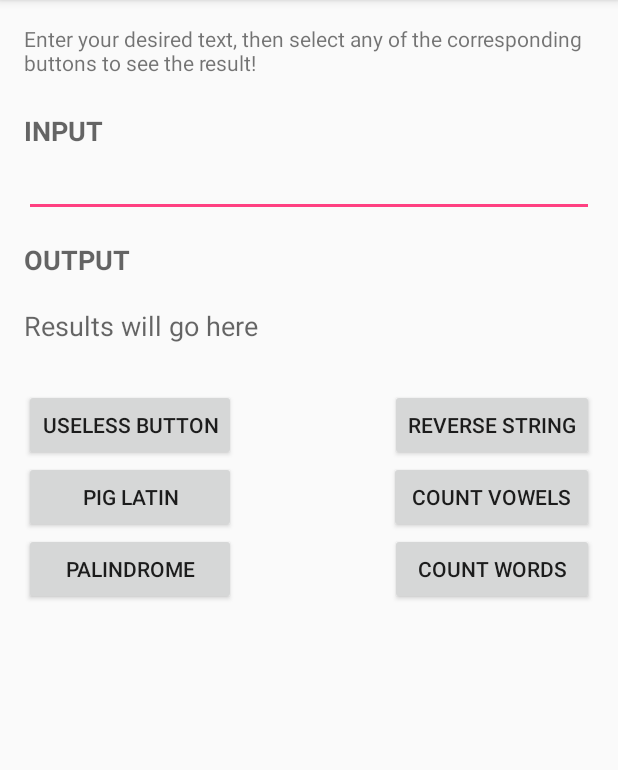
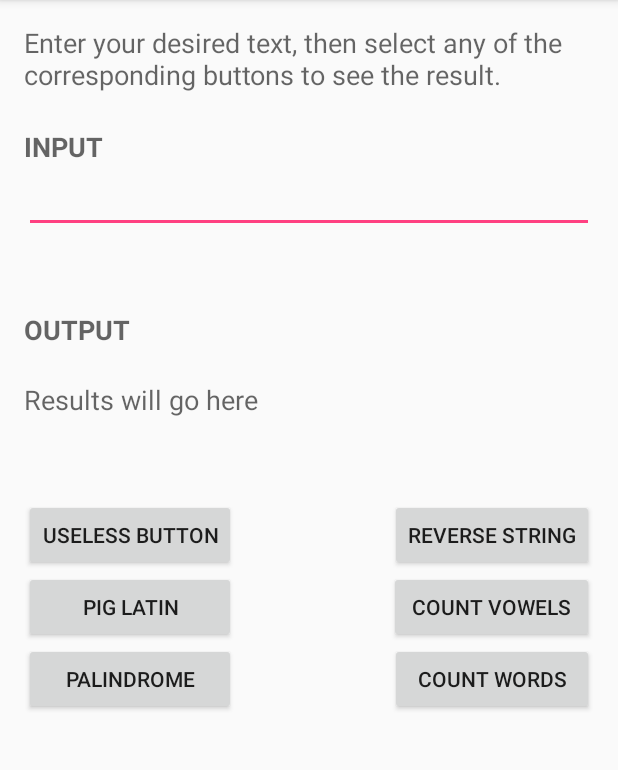
Before and after one commit to macanrox/TextMachina, an Android app: the screen it shows after launch (MainActivity), on a phone screen of 412 x 824 dp, the part 84-854 px from its top. Run offline under Robolectric (Android 15) with nearby library versions, the phone set to English and light mode, and no system bars.

Commit message:
Added scrolling and fixed a bug where the output text would hide behind the buttons instead of pushing them down.

```diff
--- a/app/src/main/java/com/bresia/textmachina/MainActivity.java
+++ b/app/src/main/java/com/bresia/textmachina/MainActivity.java
@@ -102,6 +102,7 @@ public class MainActivity extends AppCompatActivity {
                 String input = userInput.getText().toString();
                 StringBuilder reverseInput = new StringBuilder(input).reverse();
                 if(input.equalsIgnoreCase(reverseInput.toString())) userOutput.setText("It is a palindrome");
+                else if(input.equalsIgnoreCase("palindrome")) userOutput.setText("Did you just try to check if palindrome is a palindrome? To answer your question, no it is not a palindrome.");
                 else userOutput.setText("It is not a palindrome");
             }
         });
--- a/app/src/main/res/layout/activity_main.xml
+++ b/app/src/main/res/layout/activity_main.xml
@@ -1,9 +1,12 @@
 <?xml version="1.0" encoding="utf-8"?>
+<ScrollView xmlns:android="http://schemas.android.com/apk/res/android"
+            android:layout_width="fill_parent"
+            android:layout_height="fill_parent"
+            android:fillViewport="true">
 <RelativeLayout
-        xmlns:android="http://schemas.android.com/apk/res/android"
         xmlns:tools="http://schemas.android.com/tools"
         android:layout_width="match_parent"
-        android:layout_height="match_parent"
+        android:layout_height="wrap_content"
         android:paddingLeft="@dimen/activity_horizontal_margin"
         android:paddingRight="@dimen/activity_horizontal_margin"
         android:paddingTop="@dimen/activity_vertical_margin"
@@ -13,8 +16,8 @@
     <TextView
             android:layout_width="wrap_content"
             android:layout_height="wrap_content"
-            android:textAppearance="?android:attr/textAppearanceSmall"
-            android:text="Enter your desired text, then select any of the corresponding buttons to see the result!"
+            android:textAppearance="?android:attr/textAppearanceMedium"
+            android:text="Enter your desired text, then select any of the corresponding buttons to see the result."
             android:id="@+id/description" android:layout_alignParentTop="true" android:layout_centerHorizontal="true"/>
     <TextView
             android:layout_width="wrap_content"
@@ -24,56 +27,65 @@
             android:id="@+id/labelInput"
             android:layout_below="@+id/description" android:layout_alignParentLeft="true"
             android:layout_alignParentStart="true" android:layout_marginTop="23dp" android:textStyle="bold"/>
-    <EditText
-            android:layout_width="wrap_content"
-            android:layout_height="wrap_content"
-            android:id="@+id/userInput" android:layout_below="@+id/labelInput" android:layout_alignParentLeft="true"
-            android:layout_alignParentStart="true" android:layout_alignParentRight="true"
-            android:layout_alignParentEnd="true"
-            android:inputType="text" android:enabled="true"/>
     <TextView
             android:layout_width="wrap_content"
             android:layout_height="wrap_content"
             android:textAppearance="?android:attr/textAppearanceMedium"
             android:text="OUTPUT"
-            android:id="@+id/labelOutput" android:layout_below="@+id/userInput" android:layout_alignParentLeft="true"
-            android:layout_alignParentStart="true" android:layout_marginTop="16dp" android:textStyle="bold"/>
+            android:id="@+id/labelOutput"
+            android:textStyle="bold"
+            android:layout_marginTop="52dp"
+            android:layout_below="@+id/userInput" android:layout_alignParentStart="true"/>
+    <TextView
+            android:layout_width="wrap_content"
+            android:layout_height="wrap_content"
+            android:textAppearance="?android:attr/textAppearanceMedium"
+            android:text="Results will go here"
+            android:id="@+id/userOutput"
+            android:layout_below="@+id/labelOutput" android:layout_alignParentStart="true"
+            android:layout_marginTop="22dp" android:layout_alignEnd="@+id/buttonReverse"/>
+    <EditText
+            android:layout_width="wrap_content"
+            android:layout_height="wrap_content"
+            android:inputType="textMultiLine"
+            android:ems="10"
+            android:id="@+id/userInput"
+            android:layout_below="@+id/labelInput" android:layout_alignParentStart="true"
+            android:layout_alignEnd="@+id/description"/>
     <Button
             android:layout_width="wrap_content"
             android:layout_height="wrap_content"
             android:text="Useless Button"
             android:id="@+id/buttonUseless"
-            android:layout_marginTop="74dp" android:layout_alignParentLeft="true"
-            android:layout_alignParentStart="true" android:layout_below="@+id/labelOutput"/>
+            android:layout_below="@+id/userOutput" android:layout_alignParentStart="true"
+            android:layout_marginTop="54dp"/>
     <Button
             android:layout_width="wrap_content"
             android:layout_height="wrap_content"
             android:text="Reverse String"
             android:id="@+id/buttonReverse"
-            android:layout_alignTop="@+id/buttonUseless" android:layout_alignRight="@+id/buttonVowels"
-            android:layout_alignEnd="@+id/buttonVowels"/>
+            android:layout_below="@+id/userOutput"
+            android:layout_alignTop="@+id/buttonUseless" android:layout_alignParentEnd="true"/>
     <Button
             android:layout_width="wrap_content"
             android:layout_height="wrap_content"
             android:text="Pig Latin"
             android:id="@+id/buttonPig"
-            android:layout_below="@+id/buttonUseless" android:layout_alignParentLeft="true"
-            android:layout_alignParentStart="true" android:layout_alignRight="@+id/buttonUseless"
+            android:layout_below="@+id/buttonUseless" android:layout_alignParentStart="true"
             android:layout_alignEnd="@+id/buttonUseless"/>
     <Button
             android:layout_width="wrap_content"
             android:layout_height="wrap_content"
             android:text=" Count Vowels "
             android:id="@+id/buttonVowels"
-            android:layout_below="@+id/buttonReverse" android:layout_alignParentRight="true"
-            android:layout_alignParentEnd="true"/>
+            android:layout_below="@+id/userOutput"
+            android:layout_alignTop="@+id/buttonPig" android:layout_alignParentEnd="true"/>
     <Button
             android:layout_width="wrap_content"
             android:layout_height="wrap_content"
             android:text="Palindrome"
             android:id="@+id/buttonPalin"
-            android:layout_below="@+id/buttonPig" android:layout_alignParentLeft="true"
-            android:layout_alignParentStart="true" android:layout_alignRight="@+id/buttonPig"
+            android:layout_below="@+id/buttonPig" android:layout_alignParentStart="true"
             android:layout_alignEnd="@+id/buttonPig"/>
     <Button
             android:layout_width="wrap_content"
@@ -82,12 +94,5 @@
             android:id="@+id/buttonWords" android:layout_alignBottom="@+id/buttonPalin"
             android:layout_alignParentRight="true" android:layout_alignParentEnd="true"
             android:layout_alignLeft="@+id/buttonReverse" android:layout_alignStart="@+id/buttonReverse"/>
-    <TextView
-            android:layout_width="wrap_content"
-            android:layout_height="wrap_content"
-            android:textAppearance="?android:attr/textAppearanceMedium"
-            android:text="Results will go here"
-            android:id="@+id/userOutput"
-            android:layout_marginTop="19dp"
-            android:layout_below="@+id/labelOutput" android:layout_alignParentStart="true"/>
 </RelativeLayout>
+</ScrollView>
```
